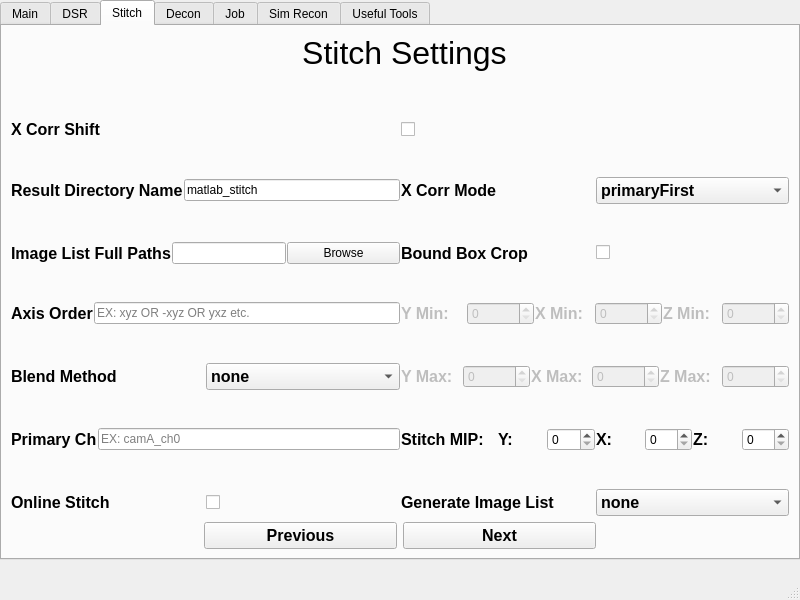
First picture: the form in src/mainwindow.ui, repository abcucberkeley/PetaKit5D-GUI, before the edit.
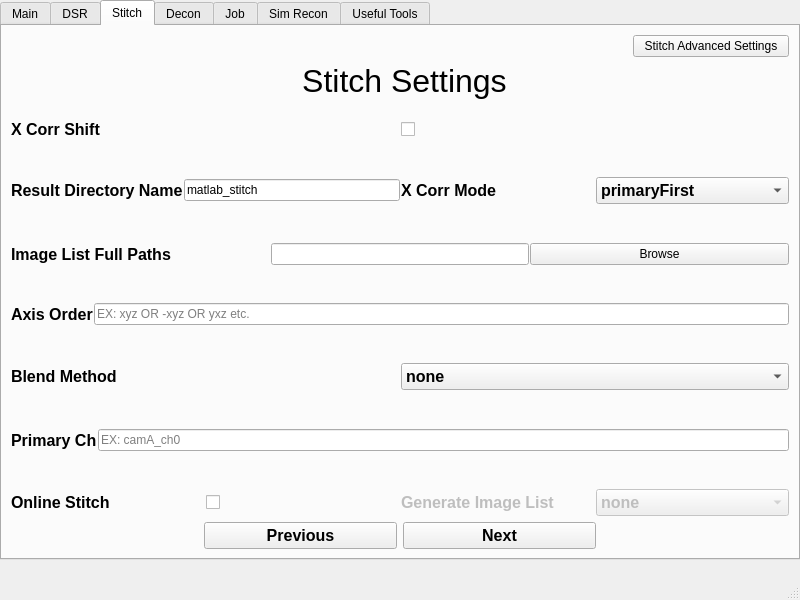
Second picture: the form after the edit. The open tabs and pages were chosen to show the change.

Commit message: Added Stitch Advanced Settings

Patch:
```diff
--- a/src/mainwindow.ui
+++ b/src/mainwindow.ui
@@ -1440,6 +1440,30 @@
      <layout class="QGridLayout" name="gridLayout_3" rowstretch="2,10,1">
       <item row="0" column="0">
        <layout class="QVBoxLayout" name="verticalLayout_10">
+        <item>
+         <layout class="QHBoxLayout" name="horizontalLayout" stretch="4,1">
+          <item>
+           <spacer name="horizontalSpacer_27">
+            <property name="orientation">
+             <enum>Qt::Horizontal</enum>
+            </property>
+            <property name="sizeHint" stdset="0">
+             <size>
+              <width>40</width>
+              <height>20</height>
+             </size>
+            </property>
+           </spacer>
+          </item>
+          <item>
+           <widget class="QPushButton" name="stitchAdvancedSettingsButton">
+            <property name="text">
+             <string>Stitch Advanced Settings</string>
+            </property>
+           </widget>
+          </item>
+         </layout>
+        </item>
         <item>
          <layout class="QHBoxLayout" name="horizontalLayout_117" stretch="0">
           <item>
@@ -1606,7 +1630,7 @@
          </spacer>
         </item>
         <item>
-         <layout class="QHBoxLayout" name="horizontalLayout_113" stretch="1,1">
+         <layout class="QHBoxLayout" name="horizontalLayout_113" stretch="1">
           <item>
            <layout class="QHBoxLayout" name="horizontalLayout_24">
             <item>
@@ -1647,36 +1671,6 @@
             </item>
            </layout>
           </item>
-          <item>
-           <layout class="QHBoxLayout" name="horizontalLayout_2">
-            <item>
-             <widget class="QLabel" name="boundBoxCropLabel">
-              <property name="font">
-               <font>
-                <pointsize>12</pointsize>
-                <bold>true</bold>
-               </font>
-              </property>
-              <property name="text">
-               <string>Bound Box Crop</string>
-              </property>
-             </widget>
-            </item>
-            <item>
-             <widget class="QCheckBox" name="boundBoxCheckBox">
-              <property name="sizePolicy">
-               <sizepolicy hsizetype="Preferred" vsizetype="Fixed">
-                <horstretch>0</horstretch>
-                <verstretch>0</verstretch>
-               </sizepolicy>
-              </property>
-              <property name="text">
-               <string/>
-              </property>
-             </widget>
-            </item>
-           </layout>
-          </item>
          </layout>
         </item>
         <item>
@@ -1696,7 +1690,7 @@
          </spacer>
         </item>
         <item>
-         <layout class="QHBoxLayout" name="horizontalLayout_114" stretch="1,1">
+         <layout class="QHBoxLayout" name="horizontalLayout_114" stretch="1">
           <item>
            <layout class="QHBoxLayout" name="horizontalLayout_25">
             <item>
@@ -1727,154 +1721,6 @@
             </item>
            </layout>
           </item>
-          <item>
-           <layout class="QHBoxLayout" name="horizontalLayout_105">
-            <item>
-             <layout class="QHBoxLayout" name="horizontalLayout">
-              <item>
-               <widget class="QLabel" name="boundBoxYMinLabel">
-                <property name="enabled">
-                 <bool>false</bool>
-                </property>
-                <property name="minimumSize">
-                 <size>
-                  <width>65</width>
-                  <height>0</height>
-                 </size>
-                </property>
-                <property name="font">
-                 <font>
-                  <pointsize>12</pointsize>
-                  <bold>true</bold>
-                 </font>
-                </property>
-                <property name="text">
-                 <string>Y Min:</string>
-                </property>
-               </widget>
-              </item>
-              <item>
-               <widget class="QSpinBox" name="boundBoxYMinSpinBox">
-                <property name="enabled">
-                 <bool>false</bool>
-                </property>
-                <property name="sizePolicy">
-                 <sizepolicy hsizetype="Preferred" vsizetype="Fixed">
-                  <horstretch>0</horstretch>
-                  <verstretch>0</verstretch>
-                 </sizepolicy>
-                </property>
-                <property name="minimumSize">
-                 <size>
-                  <width>50</width>
-                  <height>0</height>
-                 </size>
-                </property>
-                <property name="maximum">
-                 <number>1000000</number>
-                </property>
-               </widget>
-              </item>
-             </layout>
-            </item>
-            <item>
-             <layout class="QHBoxLayout" name="horizontalLayout_10">
-              <item>
-               <widget class="QLabel" name="boundBoxXMinLabel">
-                <property name="enabled">
-                 <bool>false</bool>
-                </property>
-                <property name="minimumSize">
-                 <size>
-                  <width>56</width>
-                  <height>0</height>
-                 </size>
-                </property>
-                <property name="font">
-                 <font>
-                  <pointsize>12</pointsize>
-                  <bold>true</bold>
-                 </font>
-                </property>
-                <property name="text">
-                 <string>X Min:</string>
-                </property>
-               </widget>
-              </item>
-              <item>
-               <widget class="QSpinBox" name="boundBoxXMinSpinBox">
-                <property name="enabled">
-                 <bool>false</bool>
-                </property>
-                <property name="sizePolicy">
-                 <sizepolicy hsizetype="Preferred" vsizetype="Fixed">
-                  <horstretch>0</horstretch>
-                  <verstretch>0</verstretch>
-                 </sizepolicy>
-                </property>
-                <property name="minimumSize">
-                 <size>
-                  <width>50</width>
-                  <height>0</height>
-                 </size>
-                </property>
-                <property name="maximum">
-                 <number>1000000</number>
-                </property>
-               </widget>
-              </item>
-             </layout>
-            </item>
-            <item>
-             <layout class="QHBoxLayout" name="horizontalLayout_11">
-              <item>
-               <widget class="QLabel" name="boundBoxZMinLabel">
-                <property name="enabled">
-                 <bool>false</bool>
-                </property>
-                <property name="minimumSize">
-                 <size>
-                  <width>55</width>
-                  <height>0</height>
-                 </size>
-                </property>
-                <property name="font">
-                 <font>
-                  <pointsize>12</pointsize>
-                  <bold>true</bold>
-                 </font>
-                </property>
-                <property name="text">
-                 <string>Z Min:</string>
-                </property>
-               </widget>
-              </item>
-              <item>
-               <widget class="QSpinBox" name="boundBoxZMinSpinBox">
-                <property name="enabled">
-                 <bool>false</bool>
-                </property>
-                <property name="sizePolicy">
-                 <sizepolicy hsizetype="Preferred" vsizetype="Fixed">
-                  <horstretch>0</horstretch>
-                  <verstretch>0</verstretch>
-                 </sizepolicy>
-                </property>
-                <property name="minimumSize">
-                 <size>
-                  <width>50</width>
-                  <height>0</height>
-                 </size>
-                </property>
-                <property name="maximum">
-                 <number>1000000</number>
-                </property>
-               </widget>
-              </item>
-             </layout>
-            </item>
-           </layout>
-          </item>
          </layout>
         </item>
         <item>
@@ -1894,7 +1740,7 @@
          </spacer>
         </item>
         <item>
-         <layout class="QHBoxLayout" name="horizontalLayout_115" stretch="1,1">
+         <layout class="QHBoxLayout" name="horizontalLayout_115" stretch="1">
           <item>
            <layout class="QHBoxLayout" name="horizontalLayout_26">
             <item>
@@ -1953,148 +1799,6 @@
             </item>
            </layout>
           </item>
-          <item>
-           <layout class="QHBoxLayout" name="horizontalLayout_106">
-            <item>
-             <layout class="QHBoxLayout" name="horizontalLayout_12" stretch="0,0">
-              <item>
-               <widget class="QLabel" name="boundBoxYMaxLabel">
-                <property name="enabled">
-                 <bool>false</bool>
-                </property>
-                <property name="minimumSize">
-                 <size>
-                  <width>56</width>
-                  <height>0</height>
-                 </size>
-                </property>
-                <property name="font">
-                 <font>
-                  <pointsize>12</pointsize>
-                  <bold>true</bold>
-                 </font>
-                </property>
-                <property name="text">
-                 <string>Y Max:</string>
-                </property>
-               </widget>
-              </item>
-              <item>
-               <widget class="QSpinBox" name="boundBoxYMaxSpinBox">
-                <property name="enabled">
-                 <bool>false</bool>
-                </property>
-                <property name="sizePolicy">
-                 <sizepolicy hsizetype="Preferred" vsizetype="Fixed">
-                  <horstretch>0</horstretch>
-                  <verstretch>0</verstretch>
-                 </sizepolicy>
-                </property>
-                <property name="minimumSize">
-                 <size>
-                  <width>50</width>
-                  <height>0</height>
-                 </size>
-                </property>
-                <property name="minimum">
-                 <number>0</number>
-                </property>
-                <property name="maximum">
-                 <number>1000000</number>
-                </property>
-                <property name="value">
-                 <number>0</number>
-                </property>
-               </widget>
-              </item>
-             </layout>
-            </item>
-            <item>
-             <layout class="QHBoxLayout" name="horizontalLayout_13">
-              <item>
-               <widget class="QLabel" name="boundBoxXMaxLabel">
-                <property name="enabled">
-                 <bool>false</bool>
-                </property>
-                <property name="font">
-                 <font>
-                  <pointsize>12</pointsize>
-                  <bold>true</bold>
-                 </font>
-                </property>
-                <property name="text">
-                 <string>X Max:</string>
-                </property>
-               </widget>
-              </item>
-              <item>
-               <widget class="QSpinBox" name="boundBoxXMaxSpinBox">
-                <property name="enabled">
-                 <bool>false</bool>
-                </property>
-                <property name="sizePolicy">
-                 <sizepolicy hsizetype="Preferred" vsizetype="Fixed">
-                  <horstretch>0</horstretch>
-                  <verstretch>0</verstretch>
-                 </sizepolicy>
-                </property>
-                <property name="minimumSize">
-                 <size>
-                  <width>50</width>
-                  <height>0</height>
-                 </size>
-                </property>
-                <property name="maximum">
-                 <number>1000000</number>
-                </property>
-               </widget>
-              </item>
-             </layout>
-            </item>
-            <item>
-             <layout class="QHBoxLayout" name="horizontalLayout_14">
-              <item>
-               <widget class="QLabel" name="boundBoxZMaxLabel">
-                <property name="enabled">
-                 <bool>false</bool>
-                </property>
-                <property name="font">
-                 <font>
-                  <pointsize>12</pointsize>
-                  <bold>true</bold>
-                 </font>
-                </property>
-                <property name="text">
-                 <string>Z Max:</string>
-                </property>
-               </widget>
-              </item>
-              <item>
-               <widget class="QSpinBox" name="boundBoxZMaxSpinBox">
-                <property name="enabled">
-                 <bool>false</bool>
-                </property>
-                <property name="sizePolicy">
-                 <sizepolicy hsizetype="Preferred" vsizetype="Fixed">
-                  <horstretch>0</horstretch>
-                  <verstretch>0</verstretch>
-                 </sizepolicy>
-                </property>
-                <property name="minimumSize">
-                 <size>
-                  <width>50</width>
-                  <height>0</height>
-                 </size>
-                </property>
-                <property name="maximum">
-                 <number>1000000</number>
-                </property>
-               </widget>
-              </item>
-             </layout>
-            </item>
-           </layout>
-          </item>
          </layout>
         </item>
         <item>
@@ -2114,7 +1818,7 @@
          </spacer>
         </item>
         <item>
-         <layout class="QHBoxLayout" name="horizontalLayout_116" stretch="1,1">
+         <layout class="QHBoxLayout" name="horizontalLayout_116" stretch="1">
           <item>
            <layout class="QHBoxLayout" name="horizontalLayout_5">
             <item>
@@ -2151,135 +1855,6 @@
             </item>
            </layout>
           </item>
-          <item>
-           <layout class="QHBoxLayout" name="stitchStitchMIPHorizontalLayout">
-            <item>
-             <layout class="QHBoxLayout" name="stitchStitchMIPLabelLayout">
-              <item>
-               <widget class="QLabel" name="stitchStitchMIPLabel">
-                <property name="font">
-                 <font>
-                  <pointsize>12</pointsize>
-                  <bold>true</bold>
-                 </font>
-                </property>
-                <property name="text">
-                 <string>Stitch MIP:</string>
-                </property>
-               </widget>
-              </item>
-             </layout>
-            </item>
-            <item>
-             <layout class="QHBoxLayout" name="stitchStitchMIPYHorizontalLayout">
-              <item>
-               <widget class="QLabel" name="stitchStitchMIPYLabel">
-                <property name="enabled">
-                 <bool>true</bool>
-                </property>
-                <property name="font">
-                 <font>
-                  <pointsize>12</pointsize>
-                  <bold>true</bold>
-                 </font>
-                </property>
-                <property name="text">
-                 <string>Y:</string>
-                </property>
-               </widget>
-              </item>
-              <item>
-               <widget class="QSpinBox" name="stitchStitchMIPYSpinBox">
-                <property name="enabled">
-                 <bool>true</bool>
-                </property>
-                <property name="minimum">
-                 <number>0</number>
-                </property>
-                <property name="maximum">
-                 <number>1</number>
-                </property>
-                <property name="value">
-                 <number>0</number>
-                </property>
-               </widget>
-              </item>
-             </layout>
-            </item>
-            <item>
-             <layout class="QHBoxLayout" name="stitchStitchMIPXHorizontalLayout">
-              <item>
-               <widget class="QLabel" name="stitchStitchMIPXLabel">
-                <property name="enabled">
-                 <bool>true</bool>
-                </property>
-                <property name="font">
-                 <font>
-                  <pointsize>12</pointsize>
-                  <bold>true</bold>
-                 </font>
-                </property>
-                <property name="text">
-                 <string>X:</string>
-                </property>
-               </widget>
-              </item>
-              <item>
-               <widget class="QSpinBox" name="stitchStitchMIPXSpinBox">
-                <property name="enabled">
-                 <bool>true</bool>
-                </property>
-                <property name="minimum">
-                 <number>0</number>
-                </property>
-                <property name="maximum">
-                 <number>1</number>
-                </property>
-                <property name="value">
-                 <number>0</number>
-                </property>
-               </widget>
-              </item>
-             </layout>
-            </item>
-            <item>
-             <layout class="QHBoxLayout" name="stitchStitchMIPZHorizontalLayout">
-              <item>
-               <widget class="QLabel" name="stitchStitchMIPZLabel">
-                <property name="enabled">
-                 <bool>true</bool>
-                </property>
-                <property name="font">
-                 <font>
-                  <pointsize>12</pointsize>
-                  <bold>true</bold>
-                 </font>
-                </property>
-                <property name="text">
-                 <string>Z:</string>
-                </property>
-               </widget>
-              </item>
-              <item>
-               <widget class="QSpinBox" name="stitchStitchMIPZSpinBox">
-                <property name="enabled">
-                 <bool>true</bool>
-                </property>
-                <property name="minimum">
-                 <number>0</number>
-                </property>
-                <property name="maximum">
-                 <number>1</number>
-                </property>
-                <property name="value">
-                 <number>0</number>
-                </property>
-               </widget>
-              </item>
-             </layout>
-            </item>
-           </layout>
-          </item>
          </layout>
         </item>
         <item>
@@ -2328,6 +1903,9 @@
            <layout class="QHBoxLayout" name="stitchGenerateImageListHorizontalLayout">
             <item>
              <widget class="QLabel" name="stitchGenerateImageListLabel">
+              <property name="enabled">
+               <bool>false</bool>
+              </property>
               <property name="font">
                <font>
                 <pointsize>12</pointsize>
@@ -2341,6 +1919,9 @@
             </item>
             <item>
              <widget class="QComboBox" name="stitchGenerateImageListComboBox">
+              <property name="enabled">
+               <bool>false</bool>
+              </property>
               <property name="font">
                <font>
                 <pointsize>12</pointsize>
```
Left out of the diff: 2 changed lines with no effect on the pictures. The commit also changes 6 other files.
